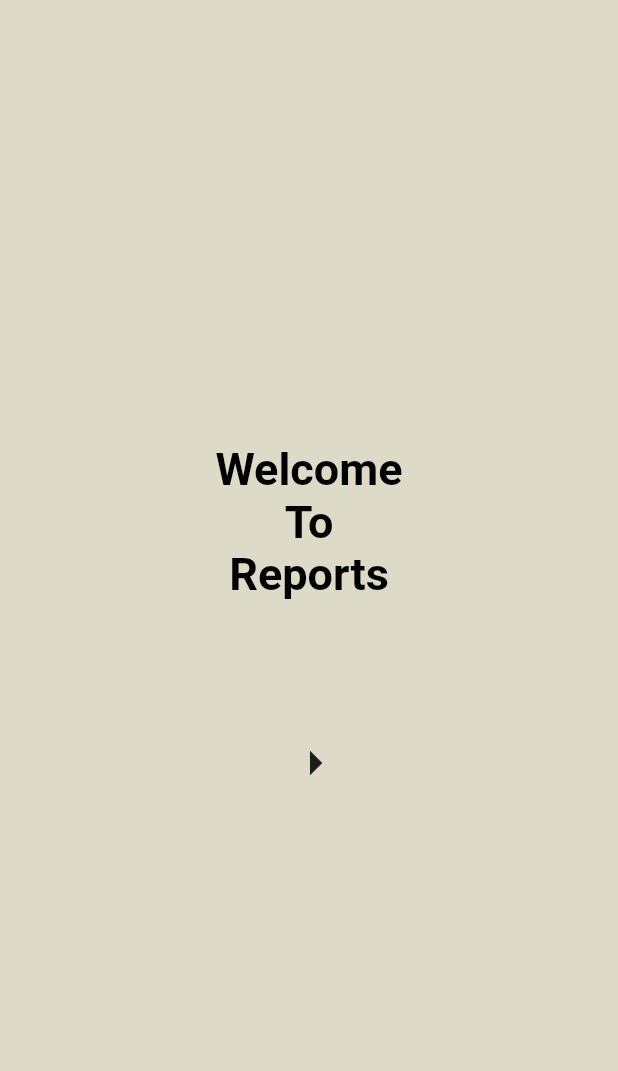
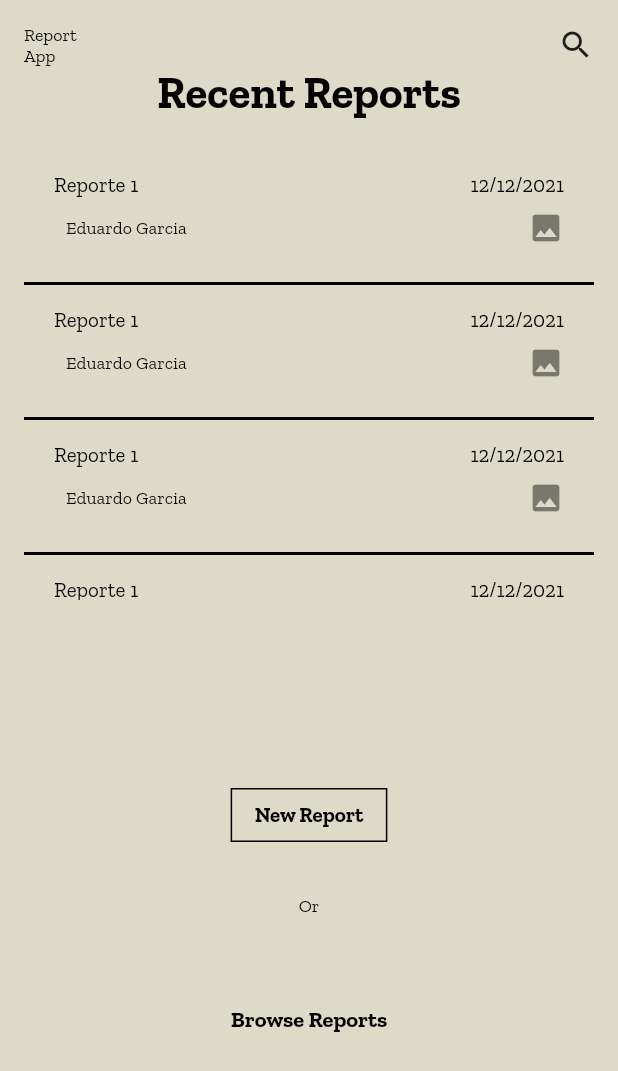
Before and after one commit to elalo4171/reports, a Flutter app: the screen it shows after launch, after a tap on the "arrow right" icon, on a phone screen of 412 x 824 dp. Shown: the top 1071 px of the screen. Run offline on Flutter 3.47's test engine with Material 2 defaults, Android fonts, the light colour scheme and no system bars; our stand-ins replace animate_do, google_fonts.

Commit message:
UI created

```diff
--- /dev/null
+++ b/lib/app/pages/home_page.dart
@@ -0,0 +1,173 @@
+import 'package:flutter/material.dart';
+import 'package:reports/app/widgets/custom_divider.dart';
+import 'package:reports/config/colors_const.dart';
+
+class HomePage extends StatefulWidget {
+  const HomePage({super.key});
+
+  @override
+  State<HomePage> createState() => _HomePageState();
+}
+
+class _HomePageState extends State<HomePage> {
+  ScrollController _scrollController = ScrollController();
+
+  @override
+  void initState() {
+    _scrollController.addListener(() {
+      setState(() {});
+    });
+    super.initState();
+  }
+
+  @override
+  Widget build(BuildContext context) {
+    return Scaffold(
+      body: SafeArea(
+        child: Center(
+          child: Padding(
+            padding: const EdgeInsets.all(16.0),
+            child: Column(
+              children: [
+                Row(
+                  mainAxisAlignment: MainAxisAlignment.spaceBetween,
+                  children: [
+                    InkWell(
+                      onTap: () {
+                        ScaffoldMessenger.of(context).showSnackBar(
+                          const SnackBar(
+                            content: Text("By Eduardo Garcia"),
+                          ),
+                        );
+                      },
+                      child: const Text("Report\nApp"),
+                    ),
+                    InkWell(
+                        onTap: () {
+                          //TODO Puesh to browser
+                        },
+                        child: const Icon(Icons.search)),
+                  ],
+                ),
+                const Text(
+                  "Recent Reports",
+                  style: TextStyle(fontSize: 30, fontWeight: FontWeight.bold),
+                ),
+                const SizedBox(height: 20),
+                SizedBox(
+                  height: 300,
+                  child: ListView.separated(
+                      controller: _scrollController,
+                      physics: const BouncingScrollPhysics(),
+                      itemCount: 40,
+                      separatorBuilder: (context, index) =>
+                          const CustomDivider(),
+                      itemBuilder: (context, index) {
+                        return _ReportListItem(
+                          index: index,
+                          scrollOffset: _scrollController.offset,
+                        );
+                      }),
+                ),
+                const Spacer(
+                  flex: 4,
+                ),
+                ElevatedButton(
+                  onPressed: () async {
+                    await Navigator.of(context).pushNamed("new_report");
+                  },
+                  child: const Text('New Report',
+                      style: TextStyle(
+                        color: Colors.black,
+                        fontWeight: FontWeight.bold,
+                      )),
+                ),
+                const Spacer(),
+                const Text('Or'),
+                const Spacer(
+                  flex: 2,
+                ),
+                InkWell(
+                  onTap: () {
+                    ScaffoldMessenger.of(context).showSnackBar(
+                      const SnackBar(
+                        content: Text("By Eduardo Garcia"),
+                      ),
+                    );
+                  },
+                  child: const Text(
+                    'Browse Reports',
+                    style: TextStyle(
+                        color: Colors.black,
+                        fontWeight: FontWeight.bold,
+                        fontSize: 15),
+                  ),
+                ),
+                const Spacer(
+                  flex: 4,
+                ),
+              ],
+            ),
+          ),
+        ),
+      ),
+    );
+  }
+}
+
+class _ReportListItem extends StatelessWidget {
+  const _ReportListItem({
+    Key? key,
+    required this.index,
+    required this.scrollOffset,
+  }) : super(key: key);
+  final int index;
+  final double scrollOffset;
+
+  @override
+  Widget build(BuildContext context) {
+    const itemHeight = 90.0;
+    final itemPositionOffset = index * itemHeight + 20;
+    final difference = scrollOffset - itemPositionOffset;
+    final percent = 1 - (difference / itemHeight);
+    double opacityPercent = percent;
+    if (percent > 1) {
+      opacityPercent = 1;
+    } else if (percent < 0) {
+      opacityPercent = 0;
+    }
+    return SizedBox(
+      height: itemHeight,
+      child: Opacity(
+        opacity: opacityPercent,
+        child: Card(
+          elevation: 0,
+          color: Colors.transparent,
+          child: Center(
+            child: ListTile(
+              title: Row(
+                mainAxisAlignment: MainAxisAlignment.spaceBetween,
+                children: [
+                  const Text("Reporte 1"),
+                  const Text("12/12/2021"),
+                ],
+              ),
+              subtitle: Padding(
+                padding: const EdgeInsets.only(left: 8.0, top: 8.0),
+                child: Row(
+                  mainAxisAlignment: MainAxisAlignment.spaceBetween,
+                  children: [
+                    const Text("Eduardo Garcia "),
+                    const Icon(Icons.photo)
+                  ],
+                ),
+              ),
+              // trailing: const Text("12/12/2021"),
+              isThreeLine: true,
+            ),
+          ),
+        ),
+      ),
+    );
+  }
+}
--- /dev/null
+++ b/lib/app/pages/new_report.dart
@@ -0,0 +1,76 @@
+import 'package:flutter/material.dart';
+import 'package:reports/app/widgets/custom_divider.dart';
+import 'package:reports/config/colors_const.dart';
+
+class NewReport extends StatelessWidget {
+  const NewReport({super.key});
+
+  @override
+  Widget build(BuildContext context) {
+    return Scaffold(
+      body: SafeArea(
+        child: Column(
+          children: [
+            Padding(
+              padding: const EdgeInsets.all(16.0),
+              child: Row(
+                mainAxisAlignment: MainAxisAlignment.spaceBetween,
+                children: [
+                  InkWell(
+                    onTap: () {
+                      Navigator.of(context).pop();
+                    },
+                    child: const Icon(
+                      Icons.arrow_back_ios,
+                    ),
+                  ),
+                  InkWell(
+                    onTap: () {
+                      Navigator.pop(context);
+                    },
+                    child: Text(
+                      "Save",
+                      style: Theme.of(context).textTheme.headline2,
+                    ),
+                  ),
+                  Text(
+                    'Add',
+                    style: Theme.of(context).textTheme.headline3,
+                  )
+                ],
+              ),
+            ),
+            const SizedBox(height: 40),
+            const CustomDivider(),
+            const Padding(
+              padding: EdgeInsets.symmetric(horizontal: 16.0),
+              child: SingleChildScrollView(
+                child: TextField(
+                  maxLines: 1,
+                  decoration: InputDecoration(
+                    hintText: "The Title",
+                  ),
+                ),
+              ),
+            ),
+            const CustomDivider(),
+            const SizedBox(height: 20),
+            Expanded(
+              child: Padding(
+                padding: const EdgeInsets.all(16.0),
+                child: TextField(
+                  maxLines: null,
+                  autocorrect: true,
+                  decoration: const InputDecoration(
+                    hintText: "Your report",
+                  ),
+                  onChanged: (newValue) {},
+                ),
+              ),
+            ),
+          ],
+        ),
+      ),
+    );
+  }
+}
--- a/lib/app/pages/welcome_page.dart
+++ b/lib/app/pages/welcome_page.dart
@@ -1,3 +1,4 @@
+import 'package:animate_do/animate_do.dart';
 import 'package:flutter/material.dart';
 
 class WelcomePage extends StatelessWidget {
@@ -11,17 +12,25 @@ class WelcomePage extends StatelessWidget {
           mainAxisAlignment: MainAxisAlignment.center,
           crossAxisAlignment: CrossAxisAlignment.center,
           children: [
-            const Text(
+            FadeIn(
+              delay: const Duration(milliseconds: 500),
+              child: const Text(
                 "Welcome\nTo\nReports",
                 style: TextStyle(fontSize: 30, fontWeight: FontWeight.bold),
                 textAlign: TextAlign.center,
               ),
+            ),
             const SizedBox(height: 80),
-            IconButton(
-              onPressed: () {},
+            FadeIn(
+              delay: const Duration(milliseconds: 1000),
+              child: IconButton(
+                onPressed: () async {
+                  await Navigator.pushNamed(context, 'home');
+                },
                 icon: const Icon(
                   Icons.arrow_right,
                   size: 40,
+                ),
               ),
             )
           ],
--- /dev/null
+++ b/lib/app/widgets/custom_divider.dart
@@ -0,0 +1,15 @@
+import 'package:flutter/material.dart';
+import 'package:reports/config/colors_const.dart';
+
+class CustomDivider extends StatelessWidget {
+  const CustomDivider({super.key});
+
+  @override
+  Widget build(BuildContext context) {
+    return const Divider(
+      color: ColorsConst.textColor,
+      thickness: 2,
+      height: 0,
+    );
+  }
+}
--- a/lib/config/routes.dart
+++ b/lib/config/routes.dart
@@ -1,4 +1,6 @@
 import 'package:flutter/material.dart';
+import 'package:reports/app/pages/home_page.dart';
+import 'package:reports/app/pages/new_report.dart';
 import 'package:reports/app/pages/welcome_page.dart';
 import '../app/SplashPage.dart';
 
@@ -9,6 +11,18 @@ Route Function(RouteSettings) get routes => (RouteSettings settings) {
         case "welcome":
           route = MaterialPageRoute(
             builder: (_) => const WelcomePage(),
+            settings: RouteSettings(name: settings.name),
+          );
+          break;
+        case "home":
+          route = MaterialPageRoute(
+            builder: (_) => const HomePage(),
+            settings: RouteSettings(name: settings.name),
+          );
+          break;
+        case "new_report":
+          route = MaterialPageRoute(
+            builder: (_) => const NewReport(),
             settings: RouteSettings(name: settings.name),
           );
           break;
--- a/lib/config/theme.dart
+++ b/lib/config/theme.dart
@@ -1,68 +1,111 @@
 import 'package:flutter/material.dart';
+import 'package:google_fonts/google_fonts.dart';
 import 'package:reports/config/colors_const.dart';
 
 class ThemeApp {
   static ThemeData themeLigth = ThemeData(
     scaffoldBackgroundColor: ColorsConst.background,
-    textTheme: const TextTheme(
+    textTheme: TextTheme(
       headline1: TextStyle(
         color: ColorsConst.textColor,
         fontSize: 24,
         fontWeight: FontWeight.bold,
+        fontFamily: GoogleFonts.zillaSlab().fontFamily,
       ),
       headline2: TextStyle(
         color: ColorsConst.textColor,
         fontSize: 20,
         fontWeight: FontWeight.bold,
+        fontFamily: GoogleFonts.zillaSlab().fontFamily,
       ),
       headline3: TextStyle(
+        fontFamily: GoogleFonts.zillaSlab().fontFamily,
         color: ColorsConst.textColor,
         fontSize: 16,
         fontWeight: FontWeight.bold,
       ),
       headline4: TextStyle(
+        fontFamily: GoogleFonts.zillaSlab().fontFamily,
         color: ColorsConst.textColor,
         fontSize: 14,
         fontWeight: FontWeight.bold,
       ),
       headline5: TextStyle(
+        fontFamily: GoogleFonts.zillaSlab().fontFamily,
         color: ColorsConst.textColor,
         fontSize: 12,
         fontWeight: FontWeight.bold,
       ),
       headline6: TextStyle(
+        fontFamily: GoogleFonts.zillaSlab().fontFamily,
         color: ColorsConst.textColor,
         fontSize: 10,
         fontWeight: FontWeight.bold,
       ),
       bodyText1: TextStyle(
+        fontFamily: GoogleFonts.zillaSlab().fontFamily,
         color: ColorsConst.textColor,
         fontSize: 14,
       ),
       bodyText2: TextStyle(
+        fontFamily: GoogleFonts.zillaSlab().fontFamily,
         color: ColorsConst.textColor,
         fontSize: 12,
       ),
       subtitle1: TextStyle(
+        fontFamily: GoogleFonts.zillaSlab().fontFamily,
         color: ColorsConst.textColor,
         fontSize: 14,
       ),
       subtitle2: TextStyle(
+        fontFamily: GoogleFonts.zillaSlab().fontFamily,
         color: ColorsConst.textColor,
         fontSize: 12,
       ),
       caption: TextStyle(
+        fontFamily: GoogleFonts.zillaSlab().fontFamily,
         color: ColorsConst.textColor,
         fontSize: 12,
       ),
       button: TextStyle(
+        fontFamily: GoogleFonts.zillaSlab().fontFamily,
         color: ColorsConst.textColor,
         fontSize: 14,
       ),
       overline: TextStyle(
+        fontFamily: GoogleFonts.zillaSlab().fontFamily,
         color: ColorsConst.textColor,
         fontSize: 12,
       ),
+    ),
+    elevatedButtonTheme: ElevatedButtonThemeData(
+      style: ElevatedButton.styleFrom(
+        elevation: 0,
+        backgroundColor: ColorsConst.background,
+        textStyle: TextStyle(
+          fontFamily: GoogleFonts.zillaSlab().fontFamily,
+          color: ColorsConst.textColor,
+          fontSize: 14,
+        ),
+        shape: const RoundedRectangleBorder(
+          borderRadius: BorderRadius.zero,
+          side: BorderSide(
+            color: ColorsConst.textColor,
+            width: 1,
+          ),
+        ),
+      ),
+    ),
+    textSelectionTheme: const TextSelectionThemeData(
+      cursorColor: ColorsConst.textColor,
+      selectionColor: Colors.white,
+      selectionHandleColor: ColorsConst.textColor,
+    ),
+    inputDecorationTheme: const InputDecorationTheme(
+      border: InputBorder.none,
+      enabledBorder: InputBorder.none,
+      focusedBorder: InputBorder.none,
+      errorBorder: InputBorder.none,
     ),
   );
 }
--- a/lib/main.dart
+++ b/lib/main.dart
@@ -14,6 +14,7 @@ class MyApp extends StatelessWidget {
       theme: ThemeApp.themeLigth,
       onGenerateRoute: routes,
       initialRoute: 'welcome',
+      debugShowCheckedModeBanner: false,
     );
   }
 }
```
Also changed, not shown: pubspec.yaml (+2 -6 lines), pubspec.lock, 7 other files. Lines whose indentation alone changed are shown as unchanged.
